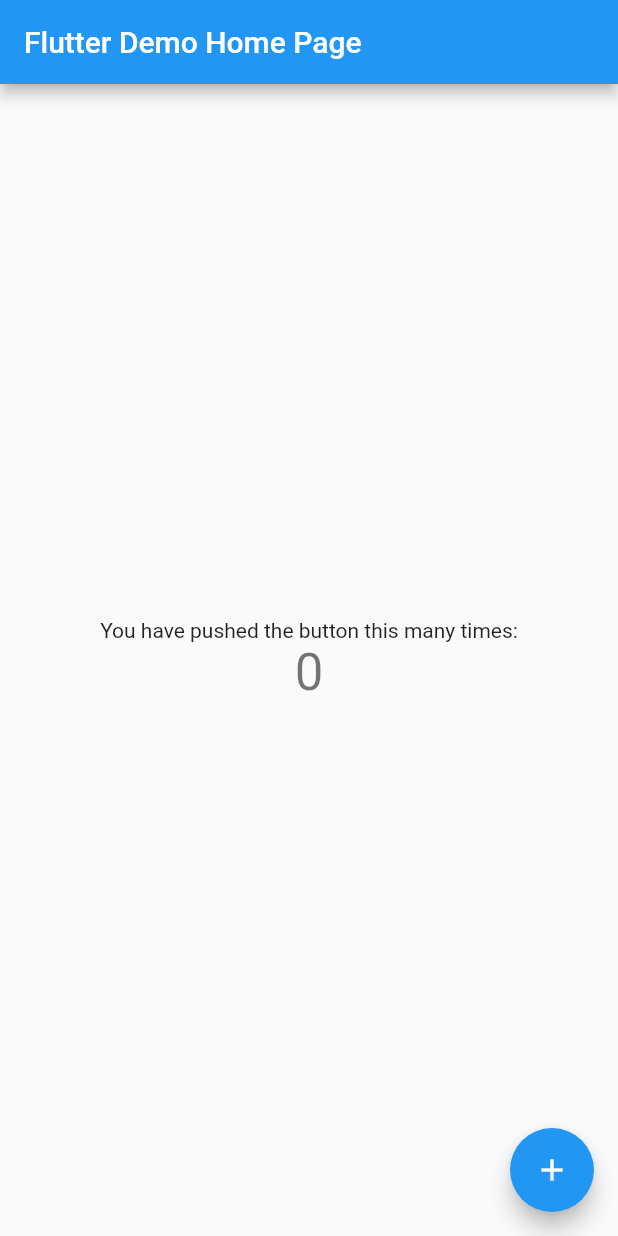
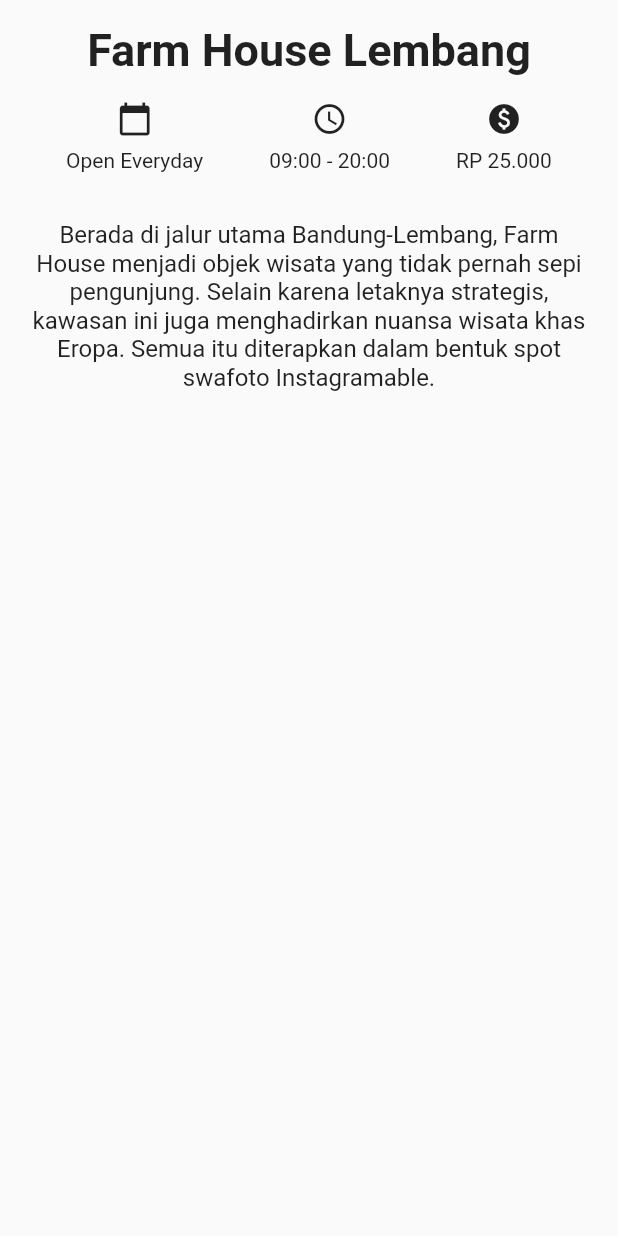
Before and after one commit to farid-maulana/flutter-AplikasiInformasiWisata, a Flutter app: the screen it shows after launch, on a phone screen of 412 x 824 dp. Run offline on Flutter 3.47's test engine with Material 2 defaults, Android fonts, the light colour scheme and no system bars.

Commit message:
Codelab 1

```diff
--- a/lib/main.dart
+++ b/lib/main.dart
@@ -1,113 +1,83 @@
 import 'package:flutter/material.dart';
 
-void main() {
-  runApp(MyApp());
-}
+void main() => runApp(MyApp());
 
 class MyApp extends StatelessWidget {
-  // This widget is the root of your application.
   @override
   Widget build(BuildContext context) {
     return MaterialApp(
-      title: 'Flutter Demo',
-      theme: ThemeData(
-        // This is the theme of your application.
-        //
-        // Try running your application with "flutter run". You'll see the
-        // application has a blue toolbar. Then, without quitting the app, try
-        // changing the primarySwatch below to Colors.green and then invoke
-        // "hot reload" (press "r" in the console where you ran "flutter run",
-        // or simply save your changes to "hot reload" in a Flutter IDE).
-        // Notice that the counter didn't reset back to zero; the application
-        // is not restarted.
-        primarySwatch: Colors.blue,
-      ),
-      home: MyHomePage(title: 'Flutter Demo Home Page'),
+      title: 'Informasi Wisata Bandung',
+      theme: ThemeData(),
+      home: DetailScreen(),
     );
   }
 }
 
-class MyHomePage extends StatefulWidget {
-  MyHomePage({Key? key, required this.title}) : super(key: key);
-
-  // This widget is the home page of your application. It is stateful, meaning
-  // that it has a State object (defined below) that contains fields that affect
-  // how it looks.
-
-  // This class is the configuration for the state. It holds the values (in this
-  // case the title) provided by the parent (in this case the App widget) and
-  // used by the build method of the State. Fields in a Widget subclass are
-  // always marked "final".
-
-  final String title;
-
-  @override
-  _MyHomePageState createState() => _MyHomePageState();
-}
-
-class _MyHomePageState extends State<MyHomePage> {
-  int _counter = 0;
-
-  void _incrementCounter() {
-    setState(() {
-      // This call to setState tells the Flutter framework that something has
-      // changed in this State, which causes it to rerun the build method below
-      // so that the display can reflect the updated values. If we changed
-      // _counter without calling setState(), then the build method would not be
-      // called again, and so nothing would appear to happen.
-      _counter++;
-    });
-  }
-
+class DetailScreen extends StatelessWidget {
   @override
   Widget build(BuildContext context) {
-    // This method is rerun every time setState is called, for instance as done
-    // by the _incrementCounter method above.
-    //
-    // The Flutter framework has been optimized to make rerunning build methods
-    // fast, so that you can just rebuild anything that needs updating rather
-    // than having to individually change instances of widgets.
     return Scaffold(
-      appBar: AppBar(
-        // Here we take the value from the MyHomePage object that was created by
-        // the App.build method, and use it to set our appbar title.
-        title: Text(widget.title),
-      ),
-      body: Center(
-        // Center is a layout widget. It takes a single child and positions it
-        // in the middle of the parent.
+      body: SafeArea(
         child: Column(
-          // Column is also a layout widget. It takes a list of children and
-          // arranges them vertically. By default, it sizes itself to fit its
-          // children horizontally, and tries to be as tall as its parent.
-          //
-          // Invoke "debug painting" (press "p" in the console, choose the
-          // "Toggle Debug Paint" action from the Flutter Inspector in Android
-          // Studio, or the "Toggle Debug Paint" command in Visual Studio Code)
-          // to see the wireframe for each widget.
-          //
-          // Column has various properties to control how it sizes itself and
-          // how it positions its children. Here we use mainAxisAlignment to
-          // center the children vertically; the main axis here is the vertical
-          // axis because Columns are vertical (the cross axis would be
-          // horizontal).
-          mainAxisAlignment: MainAxisAlignment.center,
+          crossAxisAlignment: CrossAxisAlignment.stretch,
           children: <Widget>[
-            Text(
-              'You have pushed the button this many times:',
+            Container(
+              margin: EdgeInsets.only(top: 16.0),
+              child: Text(
+                'Farm House Lembang',
+                textAlign: TextAlign.center,
+                style: TextStyle(
+                  fontSize: 30.0,
+                  fontWeight: FontWeight.bold,
+                ),
+              ),
             ),
-            Text(
-              '$_counter',
-              style: Theme.of(context).textTheme.headline4,
+            Container(
+              margin: EdgeInsets.symmetric(vertical: 16.0),
+              child: Row(
+                mainAxisAlignment: MainAxisAlignment.spaceEvenly,
+                children: <Widget>[
+                  Container(
+                    child: Column(
+                      children: <Widget>[
+                        Icon(Icons.calendar_today),
+                        SizedBox(height: 8.0),
+                        Text('Open Everyday'),
+                      ],
+                    ),
+                  ),
+                  Container(
+                    child: Column(
+                      children: <Widget>[
+                        Icon(Icons.schedule),
+                        SizedBox(height: 8.0),
+                        Text('09:00 - 20:00'),
+                      ],
+                    ),
+                  ),
+                  Container(
+                    child: Column(
+                      children: <Widget>[
+                        Icon(Icons.paid),
+                        SizedBox(height: 8.0),
+                        Text('RP 25.000'),
+                      ],
+                    ),
+                  ),
+                ],
+              ),
+            ),
+            Container(
+              padding: EdgeInsets.all(16.0),
+              child: Text(
+                'Berada di jalur utama Bandung-Lembang, Farm House menjadi objek wisata yang tidak pernah sepi pengunjung. Selain karena letaknya strategis, kawasan ini juga menghadirkan nuansa wisata khas Eropa. Semua itu diterapkan dalam bentuk spot swafoto Instagramable.',
+                textAlign: TextAlign.center,
+                style: TextStyle(fontSize: 16.0),
+              ),
             ),
           ],
         ),
-      ),
-      floatingActionButton: FloatingActionButton(
-        onPressed: _incrementCounter,
-        tooltip: 'Increment',
-        child: Icon(Icons.add),
-      ), // This trailing comma makes auto-formatting nicer for build methods.
+      )
     );
   }
 }
```
